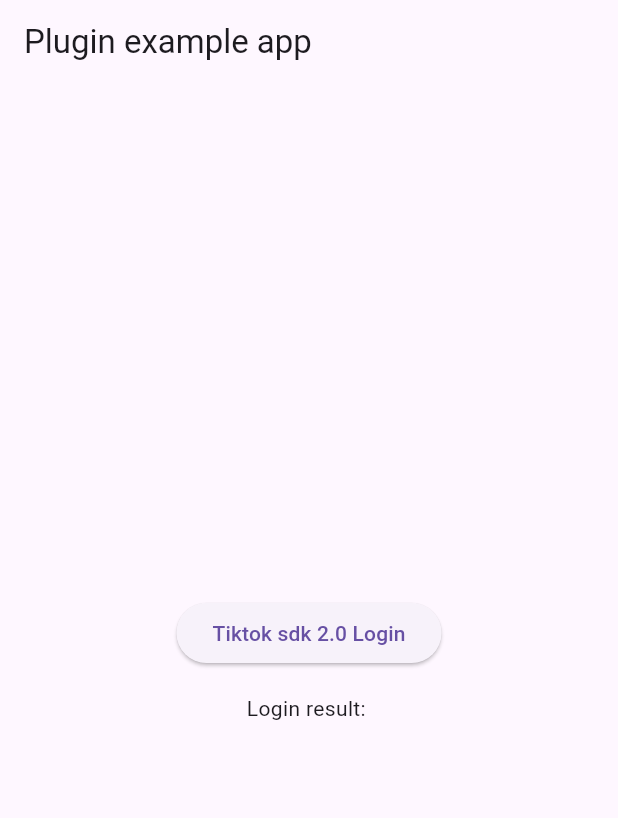
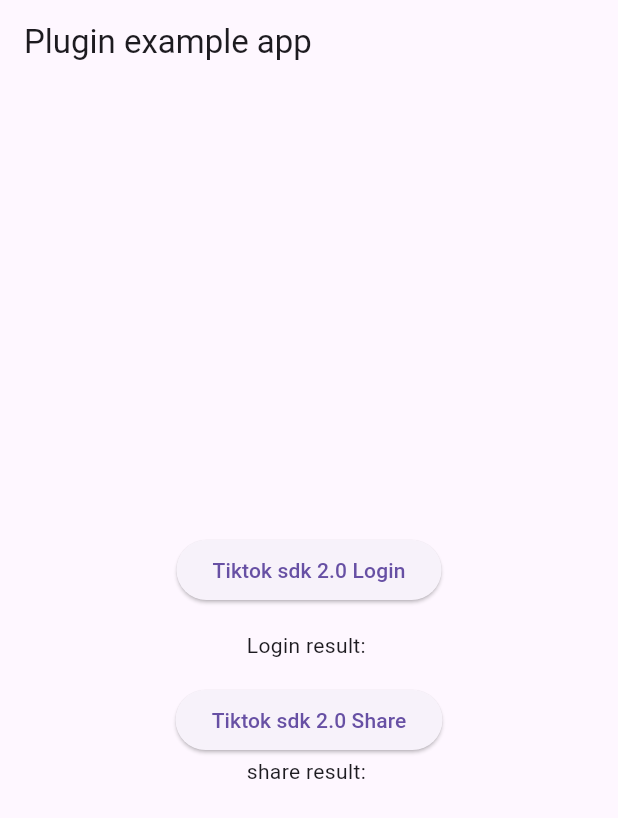
Before and after one commit to jiangqc5656/tiktok_mobile_sdk, a Flutter app: the screen it shows after launch, on a phone screen of 412 x 824 dp. Shown: the top 818 px of the screen. Run offline on Flutter 3.47's test engine with Material 3 defaults, Android fonts, the phone set to English and light mode, and no system bars.

Commit message:
添加share功能

```diff
--- a/example/lib/main.dart
+++ b/example/lib/main.dart
@@ -18,6 +18,7 @@ class MyApp extends StatefulWidget {
 
 class _MyAppState extends State<MyApp> {
   String loginResult = '';
+  String shareResult = '';
 
   @override
   Widget build(BuildContext context) {
@@ -32,14 +33,29 @@ class _MyAppState extends State<MyApp> {
             children: [
               ElevatedButton(
                 onPressed: () async {
-                  final result = await TikTokSDK.instance.login(
-                      permissions: {TikTokPermissionType.userInfoBasic, TikTokPermissionType.videoList}, redirectUri: "...");
+                  final result = await TikTokSDK.instance.login(permissions: {
+                    TikTokPermissionType.userInfoBasic,
+                    TikTokPermissionType.videoList
+                  }, redirectUri: "...");
                   setState(() => loginResult = result.toString());
                 },
                 child: const Text('Tiktok sdk 2.0 Login'),
               ),
               const SizedBox(height: 16),
               Text('Login result: $loginResult'),
+              const SizedBox(height: 16),
+              ElevatedButton(
+                onPressed: () async {
+                  final result = await TikTokSDK.instance.share(
+                    localIdentifiers: ['/storage/emulated/0/Movies/video.mp4'],
+                    redirectUri: 'your_redirect_uri',
+                    greenScreenEnabled: true,
+                  );
+                  setState(() => shareResult = result.toString());
+                },
+                child: const Text('Tiktok sdk 2.0 Share'),
+              ),
+              Text('share result: $shareResult'),
             ],
           ),
         ),
--- a/lib/src/tiktok_open_sdk.dart
+++ b/lib/src/tiktok_open_sdk.dart
@@ -88,7 +88,7 @@ class TikTokSDK {
   ///
   /// [permissionType] You must apply for permissions at the time of app registration.
   Future<TikTokShareResult> share({
-    required Set<String> localIdentifiers,
+    required List<String> localIdentifiers,
     required String redirectUri,
     required bool greenScreenEnabled,
   }) async {
```
Also changed, not shown: 3 other files.
